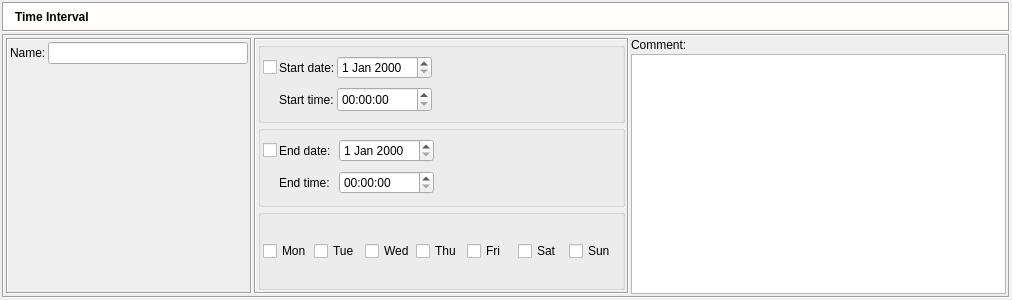
Before: the Qt Designer form src/gui/timedialog_q.ui in fwbuilder/fwbuilder, drawn with Qt 5.
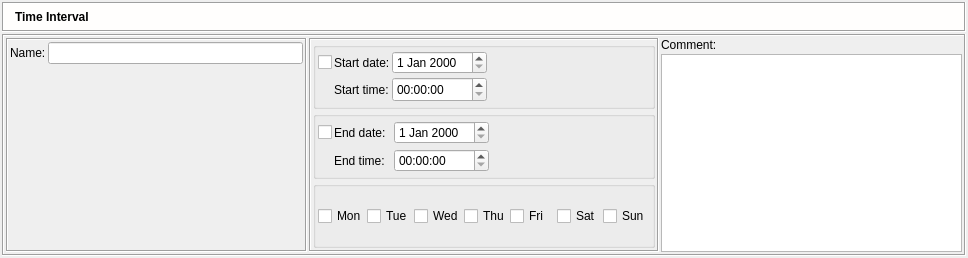
After: the same form once the commit is applied. Icons and pictures are not drawn.

What changed in the file:
```diff
--- a/src/gui/timedialog_q.ui
+++ b/src/gui/timedialog_q.ui
@@ -8,8 +8,8 @@
    <rect>
     <x>0</x>
     <y>0</y>
-    <width>1012</width>
-    <height>300</height>
+    <width>968</width>
+    <height>258</height>
    </rect>
   </property>
   <property name="windowTitle" >
@@ -221,13 +221,13 @@
             <widget class="QLineEdit" name="obj_name" >
              <property name="sizePolicy" >
               <sizepolicy vsizetype="Fixed" hsizetype="Preferred" >
-               <horstretch>0</horstretch>
+               <horstretch>200</horstretch>
                <verstretch>0</verstretch>
               </sizepolicy>
              </property>
              <property name="minimumSize" >
               <size>
-               <width>200</width>
+               <width>0</width>
                <height>0</height>
               </size>
              </property>
```
